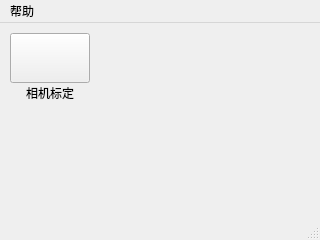
This is mainwindow.ui in imuncle/TStoneCalibration as Qt 5 draws it before an edit. The edited form follows.
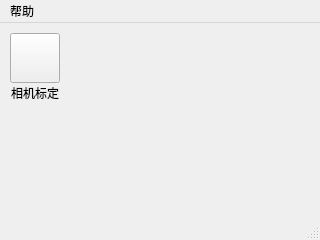
This is the edited form. Icons and pictures are not drawn.

```diff
--- a/mainwindow.ui
+++ b/mainwindow.ui
@@ -22,7 +22,7 @@
      <rect>
       <x>10</x>
       <y>10</y>
-      <width>80</width>
+      <width>50</width>
       <height>50</height>
      </rect>
     </property>
@@ -48,7 +48,7 @@
      <rect>
       <x>10</x>
       <y>60</y>
-      <width>80</width>
+      <width>50</width>
       <height>20</height>
      </rect>
     </property>
```
